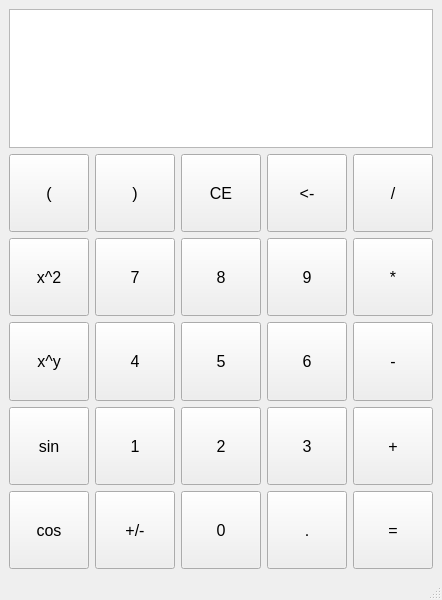
Above: mainwindow.ui from KeltorHD/Calculator-Qt6 before the change. Below: the same form after it.
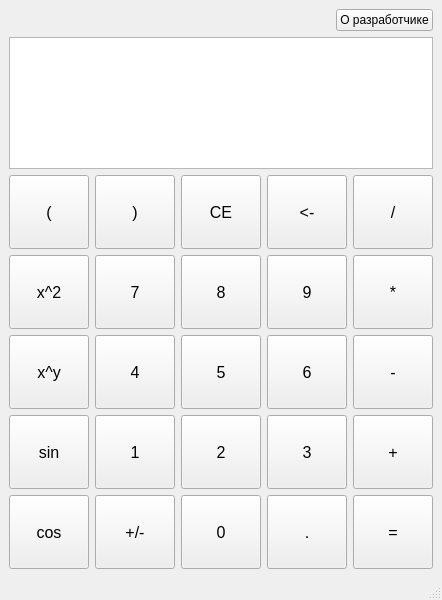
That is the form after the change.

What changed in the file:
```diff
--- a/mainwindow.ui
+++ b/mainwindow.ui
@@ -11,12 +11,36 @@
    </rect>
   </property>
   <property name="windowTitle">
-   <string>MainWindow</string>
+   <string>Калькулятор</string>
   </property>
   <widget class="QWidget" name="centralwidget">
    <layout class="QVBoxLayout" name="verticalLayout_2">
     <item>
-     <layout class="QVBoxLayout" name="verticalLayout" stretch="1,3">
+     <layout class="QVBoxLayout" name="verticalLayout" stretch="0,1,3">
+      <item>
+       <layout class="QHBoxLayout" name="horizontalLayout">
+        <item>
+         <spacer name="horizontalSpacer">
+          <property name="orientation">
+           <enum>Qt::Horizontal</enum>
+          </property>
+          <property name="sizeHint" stdset="0">
+           <size>
+            <width>40</width>
+            <height>20</height>
+           </size>
+          </property>
+         </spacer>
+        </item>
+        <item>
+         <widget class="QPushButton" name="about">
+          <property name="text">
+           <string>О разработчике</string>
+          </property>
+         </widget>
+        </item>
+       </layout>
+      </item>
       <item>
        <widget class="QTextBrowser" name="output_screen">
         <property name="font">
@@ -31,91 +55,7 @@
         <property name="sizeConstraint">
          <enum>QLayout::SetDefaultConstraint</enum>
         </property>
-        <item row="2" column="3">
-         <widget class="QPushButton" name="n6">
-          <property name="enabled">
-           <bool>true</bool>
-          </property>
-          <property name="sizePolicy">
-           <sizepolicy hsizetype="MinimumExpanding" vsizetype="MinimumExpanding">
-            <horstretch>0</horstretch>
-            <verstretch>0</verstretch>
-           </sizepolicy>
-          </property>
-          <property name="font">
-           <font>
-            <pointsize>12</pointsize>
-           </font>
-          </property>
-          <property name="text">
-           <string>6</string>
-          </property>
-         </widget>
-        </item>
-        <item row="3" column="3">
-         <widget class="QPushButton" name="n3">
-          <property name="enabled">
-           <bool>true</bool>
-          </property>
-          <property name="sizePolicy">
-           <sizepolicy hsizetype="MinimumExpanding" vsizetype="MinimumExpanding">
-            <horstretch>0</horstretch>
-            <verstretch>0</verstretch>
-           </sizepolicy>
-          </property>
-          <property name="font">
-           <font>
-            <pointsize>12</pointsize>
-           </font>
-          </property>
-          <property name="text">
-           <string>3</string>
-          </property>
-         </widget>
-        </item>
-        <item row="4" column="0">
-         <widget class="QPushButton" name="cos">
-          <property name="enabled">
-           <bool>true</bool>
-          </property>
-          <property name="sizePolicy">
-           <sizepolicy hsizetype="MinimumExpanding" vsizetype="MinimumExpanding">
-            <horstretch>0</horstretch>
-            <verstretch>0</verstretch>
-           </sizepolicy>
-          </property>
-          <property name="font">
-           <font>
-            <pointsize>12</pointsize>
-           </font>
-          </property>
-          <property name="text">
-           <string>cos</string>
-          </property>
-         </widget>
-        </item>
-        <item row="1" column="2">
-         <widget class="QPushButton" name="n8">
-          <property name="enabled">
-           <bool>true</bool>
-          </property>
-          <property name="sizePolicy">
-           <sizepolicy hsizetype="MinimumExpanding" vsizetype="MinimumExpanding">
-            <horstretch>0</horstretch>
-            <verstretch>0</verstretch>
-           </sizepolicy>
-          </property>
-          <property name="font">
-           <font>
-            <pointsize>12</pointsize>
-           </font>
-          </property>
-          <property name="text">
-           <string>8</string>
-          </property>
-         </widget>
-        </item>
-        <item row="1" column="4">
+        <item row="2" column="4">
          <widget class="QPushButton" name="multip">
           <property name="enabled">
            <bool>true</bool>
@@ -134,51 +74,12 @@
           <property name="text">
            <string>*</string>
           </property>
-         </widget>
-        </item>
-        <item row="0" column="1">
-         <widget class="QPushButton" name="br_right">
-          <property name="enabled">
-           <bool>true</bool>
+          <property name="shortcut">
+           <string>*</string>
           </property>
-          <property name="sizePolicy">
-           <sizepolicy hsizetype="MinimumExpanding" vsizetype="MinimumExpanding">
-            <horstretch>0</horstretch>
-            <verstretch>0</verstretch>
-           </sizepolicy>
-          </property>
-          <property name="font">
-           <font>
-            <pointsize>12</pointsize>
-           </font>
-          </property>
-          <property name="text">
-           <string>)</string>
-          </property>
          </widget>
         </item>
-        <item row="0" column="4">
-         <widget class="QPushButton" name="div">
-          <property name="enabled">
-           <bool>true</bool>
-          </property>
-          <property name="sizePolicy">
-           <sizepolicy hsizetype="MinimumExpanding" vsizetype="MinimumExpanding">
-            <horstretch>0</horstretch>
-            <verstretch>0</verstretch>
-           </sizepolicy>
-          </property>
-          <property name="font">
-           <font>
-            <pointsize>12</pointsize>
-           </font>
-          </property>
-          <property name="text">
-           <string>/</string>
-          </property>
-         </widget>
-        </item>
-        <item row="3" column="0">
+        <item row="5" column="0">
          <widget class="QPushButton" name="sin">
           <property name="enabled">
            <bool>true</bool>
@@ -199,7 +100,178 @@
           </property>
          </widget>
         </item>
-        <item row="4" column="1">
+        <item row="0" column="1">
+         <widget class="QPushButton" name="br_right">
+          <property name="enabled">
+           <bool>true</bool>
+          </property>
+          <property name="sizePolicy">
+           <sizepolicy hsizetype="MinimumExpanding" vsizetype="MinimumExpanding">
+            <horstretch>0</horstretch>
+            <verstretch>0</verstretch>
+           </sizepolicy>
+          </property>
+          <property name="font">
+           <font>
+            <pointsize>12</pointsize>
+           </font>
+          </property>
+          <property name="text">
+           <string>)</string>
+          </property>
+          <property name="shortcut">
+           <string>)</string>
+          </property>
+         </widget>
+        </item>
+        <item row="5" column="4">
+         <widget class="QPushButton" name="sum">
+          <property name="enabled">
+           <bool>true</bool>
+          </property>
+          <property name="sizePolicy">
+           <sizepolicy hsizetype="MinimumExpanding" vsizetype="MinimumExpanding">
+            <horstretch>0</horstretch>
+            <verstretch>0</verstretch>
+           </sizepolicy>
+          </property>
+          <property name="font">
+           <font>
+            <pointsize>12</pointsize>
+           </font>
+          </property>
+          <property name="text">
+           <string>+</string>
+          </property>
+          <property name="shortcut">
+           <string>+</string>
+          </property>
+         </widget>
+        </item>
+        <item row="0" column="0">
+         <widget class="QPushButton" name="br_left">
+          <property name="enabled">
+           <bool>true</bool>
+          </property>
+          <property name="sizePolicy">
+           <sizepolicy hsizetype="MinimumExpanding" vsizetype="MinimumExpanding">
+            <horstretch>0</horstretch>
+            <verstretch>0</verstretch>
+           </sizepolicy>
+          </property>
+          <property name="font">
+           <font>
+            <pointsize>12</pointsize>
+           </font>
+          </property>
+          <property name="text">
+           <string>(</string>
+          </property>
+          <property name="shortcut">
+           <string>(</string>
+          </property>
+         </widget>
+        </item>
+        <item row="5" column="3">
+         <widget class="QPushButton" name="n3">
+          <property name="enabled">
+           <bool>true</bool>
+          </property>
+          <property name="sizePolicy">
+           <sizepolicy hsizetype="MinimumExpanding" vsizetype="MinimumExpanding">
+            <horstretch>0</horstretch>
+            <verstretch>0</verstretch>
+           </sizepolicy>
+          </property>
+          <property name="font">
+           <font>
+            <pointsize>12</pointsize>
+           </font>
+          </property>
+          <property name="text">
+           <string>3</string>
+          </property>
+          <property name="shortcut">
+           <string>3</string>
+          </property>
+         </widget>
+        </item>
+        <item row="3" column="2">
+         <widget class="QPushButton" name="n5">
+          <property name="enabled">
+           <bool>true</bool>
+          </property>
+          <property name="sizePolicy">
+           <sizepolicy hsizetype="MinimumExpanding" vsizetype="MinimumExpanding">
+            <horstretch>0</horstretch>
+            <verstretch>0</verstretch>
+           </sizepolicy>
+          </property>
+          <property name="font">
+           <font>
+            <pointsize>12</pointsize>
+           </font>
+          </property>
+          <property name="text">
+           <string>5</string>
+          </property>
+          <property name="shortcut">
+           <string>5</string>
+          </property>
+         </widget>
+        </item>
+        <item row="2" column="1">
+         <widget class="QPushButton" name="n7">
+          <property name="enabled">
+           <bool>true</bool>
+          </property>
+          <property name="sizePolicy">
+           <sizepolicy hsizetype="MinimumExpanding" vsizetype="MinimumExpanding">
+            <horstretch>0</horstretch>
+            <verstretch>0</verstretch>
+           </sizepolicy>
+          </property>
+          <property name="font">
+           <font>
+            <pointsize>12</pointsize>
+           </font>
+          </property>
+          <property name="autoFillBackground">
+           <bool>false</bool>
+          </property>
+          <property name="styleSheet">
+           <string notr="true"/>
+          </property>
+          <property name="text">
+           <string>7</string>
+          </property>
+          <property name="shortcut">
+           <string>7</string>
+          </property>
+         </widget>
+        </item>
+        <item row="2" column="0">
+         <widget class="QPushButton" name="x_pow_2">
+          <property name="enabled">
+           <bool>true</bool>
+          </property>
+          <property name="sizePolicy">
+           <sizepolicy hsizetype="MinimumExpanding" vsizetype="MinimumExpanding">
+            <horstretch>0</horstretch>
+            <verstretch>0</verstretch>
+           </sizepolicy>
+          </property>
+          <property name="font">
+           <font>
+            <pointsize>12</pointsize>
+           </font>
+          </property>
+          <property name="text">
+           <string>x^2</string>
+          </property>
+         </widget>
+        </item>
+        <item row="6" column="1">
          <widget class="QPushButton" name="pl_per_min">
           <property name="enabled">
            <bool>true</bool>
@@ -220,8 +292,8 @@
           </property>
          </widget>
         </item>
-        <item row="4" column="4">
-         <widget class="QPushButton" name="calculate">
+        <item row="3" column="4">
+         <widget class="QPushButton" name="sub">
           <property name="enabled">
            <bool>true</bool>
           </property>
@@ -237,12 +309,15 @@
            </font>
           </property>
           <property name="text">
-           <string>=</string>
+           <string>-</string>
+          </property>
+          <property name="shortcut">
+           <string>-</string>
           </property>
          </widget>
         </item>
-        <item row="2" column="1">
-         <widget class="QPushButton" name="n4">
+        <item row="2" column="2">
+         <widget class="QPushButton" name="n8">
           <property name="enabled">
            <bool>true</bool>
           </property>
@@ -258,7 +333,10 @@
            </font>
           </property>
           <property name="text">
-           <string>4</string>
+           <string>8</string>
+          </property>
+          <property name="shortcut">
+           <string>8</string>
           </property>
          </widget>
         </item>
@@ -281,9 +359,84 @@
           <property name="text">
            <string>&lt;-</string>
           </property>
+          <property name="shortcut">
+           <string>Backspace</string>
+          </property>
          </widget>
         </item>
-        <item row="2" column="0">
+        <item row="0" column="4">
+         <widget class="QPushButton" name="div">
+          <property name="enabled">
+           <bool>true</bool>
+          </property>
+          <property name="sizePolicy">
+           <sizepolicy hsizetype="MinimumExpanding" vsizetype="MinimumExpanding">
+            <horstretch>0</horstretch>
+            <verstretch>0</verstretch>
+           </sizepolicy>
+          </property>
+          <property name="font">
+           <font>
+            <pointsize>12</pointsize>
+           </font>
+          </property>
+          <property name="text">
+           <string>/</string>
+          </property>
+          <property name="shortcut">
+           <string>/</string>
+          </property>
+         </widget>
+        </item>
+        <item row="3" column="3">
+         <widget class="QPushButton" name="n6">
+          <property name="enabled">
+           <bool>true</bool>
+          </property>
+          <property name="sizePolicy">
+           <sizepolicy hsizetype="MinimumExpanding" vsizetype="MinimumExpanding">
+            <horstretch>0</horstretch>
+            <verstretch>0</verstretch>
+           </sizepolicy>
+          </property>
+          <property name="font">
+           <font>
+            <pointsize>12</pointsize>
+           </font>
+          </property>
+          <property name="text">
+           <string>6</string>
+          </property>
+          <property name="shortcut">
+           <string>6</string>
+          </property>
+         </widget>
+        </item>
+        <item row="3" column="1">
+         <widget class="QPushButton" name="n4">
+          <property name="enabled">
+           <bool>true</bool>
+          </property>
+          <property name="sizePolicy">
+           <sizepolicy hsizetype="MinimumExpanding" vsizetype="MinimumExpanding">
+            <horstretch>0</horstretch>
+            <verstretch>0</verstretch>
+           </sizepolicy>
+          </property>
+          <property name="font">
+           <font>
+            <pointsize>12</pointsize>
+           </font>
+          </property>
+          <property name="text">
+           <string>4</string>
+          </property>
+          <property name="shortcut">
+           <string>4</string>
+          </property>
+         </widget>
+        </item>
+        <item row="3" column="0">
          <widget class="QPushButton" name="x_pow_y">
           <property name="enabled">
            <bool>true</bool>
@@ -304,7 +457,7 @@
           </property>
          </widget>
         </item>
-        <item row="4" column="3">
+        <item row="6" column="3">
          <widget class="QPushButton" name="comma">
           <property name="enabled">
            <bool>true</bool>
@@ -323,26 +476,11 @@
           <property name="text">
            <string>.</string>
           </property>
-         </widget>
-        </item>
-        <item row="3" column="4">
-         <widget class="QPushButton" name="sum">
-          <property name="enabled">
-           <bool>true</bool>
+          <property name="shortcut">
+           <string>,</string>
           </property>
-          <property name="sizePolicy">
-           <sizepolicy hsizetype="MinimumExpanding" vsizetype="MinimumExpanding">
-            <horstretch>0</horstretch>
-            <verstretch>0</verstretch>
-           </sizepolicy>
-          </property>
-          <property name="font">
-           <font>
-            <pointsize>12</pointsize>
-           </font>
-          </property>
-          <property name="text">
-           <string>+</string>
+          <property name="flat">
+           <bool>false</bool>
           </property>
          </widget>
         </item>
@@ -365,57 +503,12 @@
           <property name="text">
            <string>CE</string>
           </property>
-         </widget>
-        </item>
-        <item row="2" column="4">
-         <widget class="QPushButton" name="sub">
-          <property name="enabled">
-           <bool>true</bool>
+          <property name="shortcut">
+           <string>С</string>
           </property>
-          <property name="sizePolicy">
-           <sizepolicy hsizetype="MinimumExpanding" vsizetype="MinimumExpanding">
-            <horstretch>0</horstretch>
-            <verstretch>0</verstretch>
-           </sizepolicy>
-          </property>
-          <property name="font">
-           <font>
-            <pointsize>12</pointsize>
-           </font>
-          </property>
-          <property name="text">
-           <string>-</string>
-          </property>
          </widget>
         </item>
-        <item row="1" column="1">
-         <widget class="QPushButton" name="n7">
-          <property name="enabled">
-           <bool>true</bool>
-          </property>
-          <property name="sizePolicy">
-           <sizepolicy hsizetype="MinimumExpanding" vsizetype="MinimumExpanding">
-            <horstretch>0</horstretch>
-            <verstretch>0</verstretch>
-           </sizepolicy>
-          </property>
-          <property name="font">
-           <font>
-            <pointsize>12</pointsize>
-           </font>
-          </property>
-          <property name="autoFillBackground">
-           <bool>false</bool>
-          </property>
-          <property name="styleSheet">
-           <string notr="true"/>
-          </property>
-          <property name="text">
-           <string>7</string>
-          </property>
-         </widget>
-        </item>
-        <item row="1" column="3">
+        <item row="2" column="3">
          <widget class="QPushButton" name="n9">
           <property name="enabled">
            <bool>true</bool>
@@ -434,30 +527,12 @@
           <property name="text">
            <string>9</string>
           </property>
-         </widget>
-        </item>
-        <item row="3" column="2">
-         <widget class="QPushButton" name="n2">
-          <property name="enabled">
-           <bool>true</bool>
+          <property name="shortcut">
+           <string>9</string>
           </property>
-          <property name="sizePolicy">
-           <sizepolicy hsizetype="MinimumExpanding" vsizetype="MinimumExpanding">
-            <horstretch>0</horstretch>
-            <verstretch>0</verstretch>
-           </sizepolicy>
-          </property>
-          <property name="font">
-           <font>
-            <pointsize>12</pointsize>
-           </font>
-          </property>
-          <property name="text">
-           <string>2</string>
-          </property>
          </widget>
         </item>
-        <item row="3" column="1">
+        <item row="5" column="1">
          <widget class="QPushButton" name="n1">
           <property name="enabled">
            <bool>true</bool>
@@ -476,9 +551,81 @@
           <property name="text">
            <string>1</string>
           </property>
+          <property name="shortcut">
+           <string>1</string>
+          </property>
          </widget>
         </item>
-        <item row="4" column="2">
+        <item row="6" column="0">
+         <widget class="QPushButton" name="cos">
+          <property name="enabled">
+           <bool>true</bool>
+          </property>
+          <property name="sizePolicy">
+           <sizepolicy hsizetype="MinimumExpanding" vsizetype="MinimumExpanding">
+            <horstretch>0</horstretch>
+            <verstretch>0</verstretch>
+           </sizepolicy>
+          </property>
+          <property name="font">
+           <font>
+            <pointsize>12</pointsize>
+           </font>
+          </property>
+          <property name="text">
+           <string>cos</string>
+          </property>
+         </widget>
+        </item>
+        <item row="6" column="4">
+         <widget class="QPushButton" name="calculate">
+          <property name="enabled">
+           <bool>true</bool>
+          </property>
+          <property name="sizePolicy">
+           <sizepolicy hsizetype="MinimumExpanding" vsizetype="MinimumExpanding">
+            <horstretch>0</horstretch>
+            <verstretch>0</verstretch>
+           </sizepolicy>
+          </property>
+          <property name="font">
+           <font>
+            <pointsize>12</pointsize>
+           </font>
+          </property>
+          <property name="text">
+           <string>=</string>
+          </property>
+          <property name="shortcut">
+           <string>Enter</string>
+          </property>
+         </widget>
+        </item>
+        <item row="5" column="2">
+         <widget class="QPushButton" name="n2">
+          <property name="enabled">
+           <bool>true</bool>
+          </property>
+          <property name="sizePolicy">
+           <sizepolicy hsizetype="MinimumExpanding" vsizetype="MinimumExpanding">
+            <horstretch>0</horstretch>
+            <verstretch>0</verstretch>
+           </sizepolicy>
+          </property>
+          <property name="font">
+           <font>
+            <pointsize>12</pointsize>
+           </font>
+          </property>
+          <property name="text">
+           <string>2</string>
+          </property>
+          <property name="shortcut">
+           <string>2</string>
+          </property>
+         </widget>
+        </item>
+        <item row="6" column="2">
          <widget class="QPushButton" name="n0">
           <property name="enabled">
            <bool>true</bool>
@@ -497,68 +644,8 @@
           <property name="text">
            <string>0</string>
           </property>
-         </widget>
-        </item>
-        <item row="1" column="0">
-         <widget class="QPushButton" name="x_pow_2">
-          <property name="enabled">
-           <bool>true</bool>
-          </property>
-          <property name="sizePolicy">
-           <sizepolicy hsizetype="MinimumExpanding" vsizetype="MinimumExpanding">
-            <horstretch>0</horstretch>
-            <verstretch>0</verstretch>
-           </sizepolicy>
-          </property>
-          <property name="font">
-           <font>
-            <pointsize>12</pointsize>
-           </font>
-          </property>
-          <property name="text">
-           <string>x^2</string>
-          </property>
-         </widget>
-        </item>
-        <item row="2" column="2">
-         <widget class="QPushButton" name="n5">
-          <property name="enabled">
-           <bool>true</bool>
-          </property>
-          <property name="sizePolicy">
-           <sizepolicy hsizetype="MinimumExpanding" vsizetype="MinimumExpanding">
-            <horstretch>0</horstretch>
-            <verstretch>0</verstretch>
-           </sizepolicy>
-          </property>
-          <property name="font">
-           <font>
-            <pointsize>12</pointsize>
-           </font>
-          </property>
-          <property name="text">
-           <string>5</string>
-          </property>
-         </widget>
-        </item>
-        <item row="0" column="0">
-         <widget class="QPushButton" name="br_left">
-          <property name="enabled">
-           <bool>true</bool>
-          </property>
-          <property name="sizePolicy">
-           <sizepolicy hsizetype="MinimumExpanding" vsizetype="MinimumExpanding">
-            <horstretch>0</horstretch>
-            <verstretch>0</verstretch>
-           </sizepolicy>
-          </property>
-          <property name="font">
-           <font>
-            <pointsize>12</pointsize>
-           </font>
-          </property>
-          <property name="text">
-           <string>(</string>
+          <property name="shortcut">
+           <string>0</string>
           </property>
          </widget>
         </item>
```
